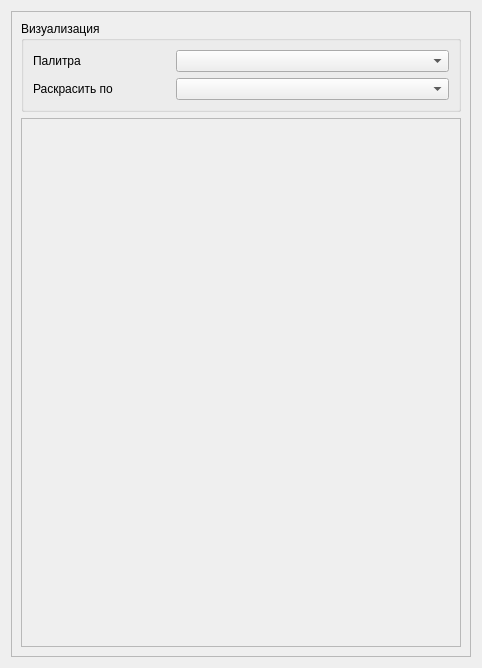
Codbrain1/QSpace, file UI/Home/PropertyInspector.ui: the form before one commit.
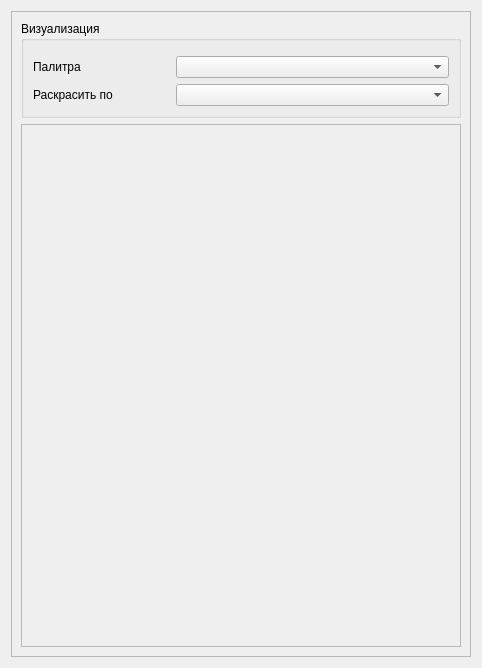
The form after the commit. Custom widgets are drawn as their Qt base class.

```diff
--- a/UI/Home/PropertyInspector.ui
+++ b/UI/Home/PropertyInspector.ui
@@ -35,26 +35,36 @@
           <string>Визуализация</string>
          </property>
          <layout class="QGridLayout" name="gridLayout">
-          <item row="1" column="1" colspan="2">
+          <item row="2" column="1" colspan="2">
            <widget class="QComboBox" name="combo_current_column"/>
           </item>
-          <item row="0" column="0">
-           <widget class="QLabel" name="label_cmap">
-            <property name="text">
-             <string>Палитра</string>
-            </property>
-           </widget>
-          </item>
-          <item row="0" column="1" colspan="2">
-           <widget class="QSpace::UI::ColorMapComboBox" name="combo_colormap"/>
-          </item>
-          <item row="1" column="0">
+          <item row="2" column="0">
            <widget class="QLabel" name="label_current_column">
             <property name="text">
              <string>Раскрасить по</string>
             </property>
            </widget>
           </item>
+          <item row="1" column="1" colspan="2">
+           <widget class="QSpace::UI::ColorMapComboBox" name="combo_colormap"/>
+          </item>
+          <item row="1" column="0">
+           <widget class="QLabel" name="label_cmap">
+            <property name="text">
+             <string>Палитра</string>
+            </property>
+           </widget>
+          </item>
+          <item row="0" column="0" colspan="3">
+           <widget class="ColorBarWidget" name="colorbarWidget" native="true">
+            <property name="maximumSize">
+             <size>
+              <width>16777215</width>
+              <height>16777215</height>
+             </size>
+            </property>
+           </widget>
+          </item>
          </layout>
         </widget>
        </item>
@@ -69,7 +79,7 @@
             <x>0</x>
             <y>0</y>
             <width>442</width>
-            <height>525</height>
+            <height>507</height>
            </rect>
           </property>
           <layout class="QVBoxLayout" name="verticalLayout_3"/>
@@ -88,6 +98,12 @@
    <extends>QComboBox</extends>
    <header>UI/Home/ColorMapComboBox.h</header>
   </customwidget>
+  <customwidget>
+   <class>ColorBarWidget</class>
+   <extends>QWidget</extends>
+   <header>UI/Home/ColorbarWidget.h</header>
+   <container>1</container>
+  </customwidget>
  </customwidgets>
  <resources/>
  <connections/>
```
